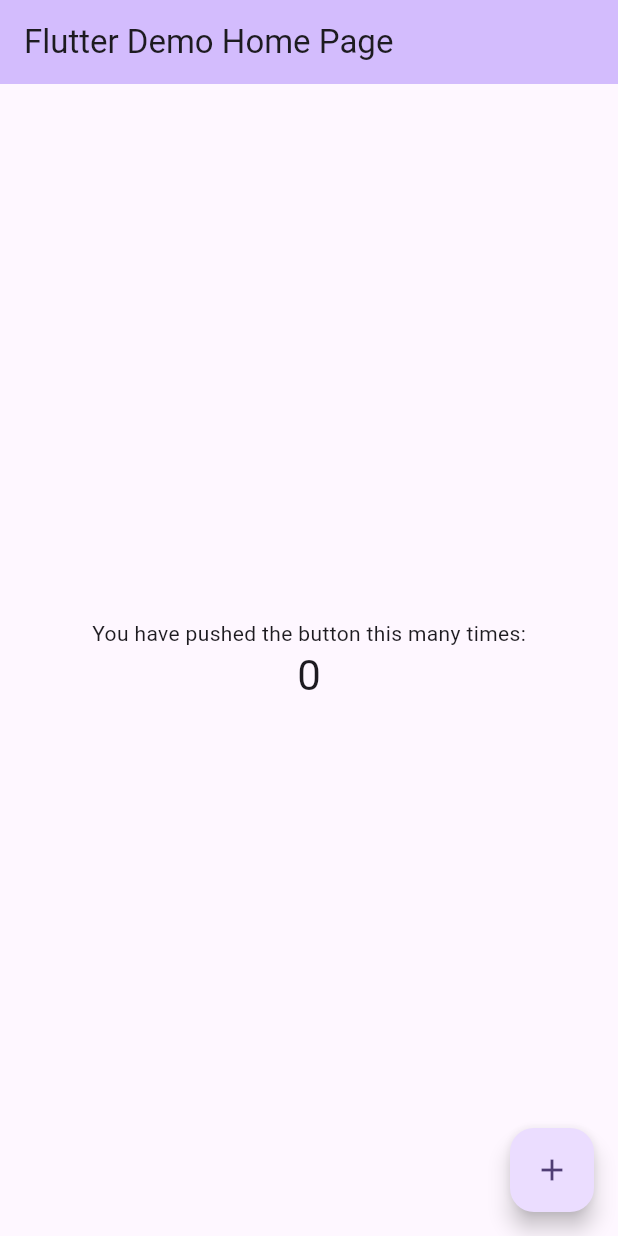
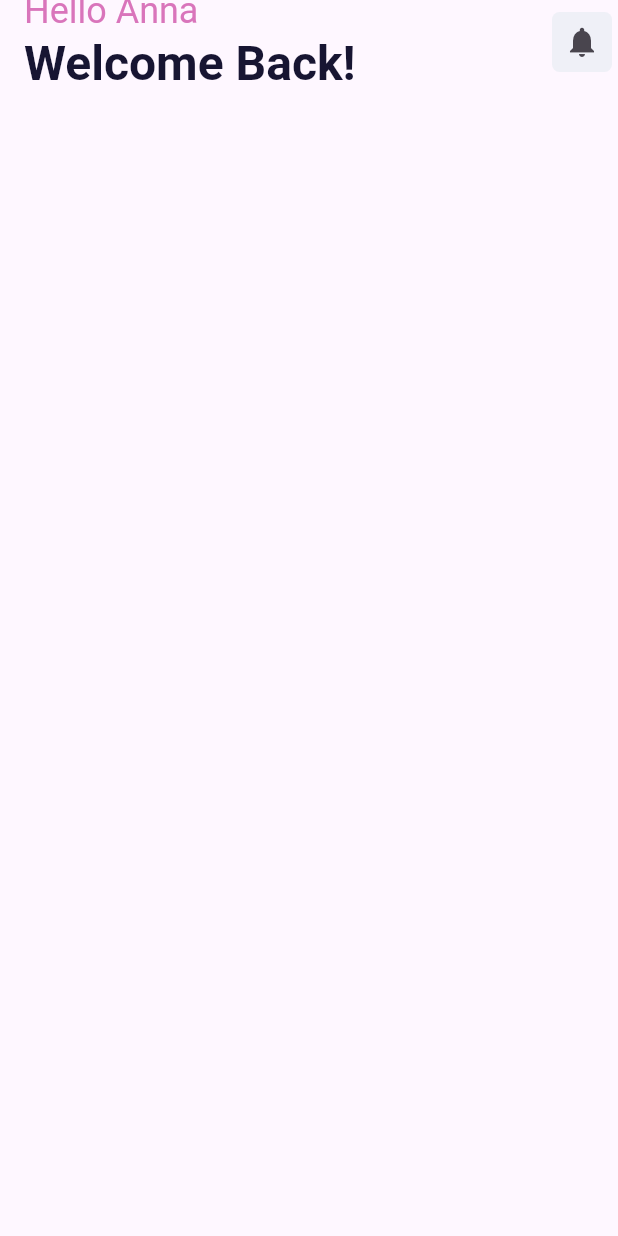
Before and after one commit to Adityaverma1998/crypto-wallet, a Flutter app: the screen it shows after launch, on a phone screen of 412 x 824 dp. Run offline on Flutter 3.47's test engine with Material 3 defaults, Android fonts, the phone set to English and light mode, and no system bars.

Commit message:
add: add app bar

```diff
--- a/lib/core/constants/colors.dart
+++ b/lib/core/constants/colors.dart
@@ -1,7 +1,7 @@
 import 'package:flutter/material.dart';
 
-class Colors {
-  Colors._();
+class AppColors {
+  AppColors._();
   static const pink = const Color(0xffD975BB);
   static const darkPurple = const Color(0xff261863);
   static const lightPurple = const Color(0xff55389B);
--- a/lib/main.dart
+++ b/lib/main.dart
@@ -1,3 +1,4 @@
+import 'package:crypto_wallet/views/screen/home.dart';
 import 'package:flutter/material.dart';
 
 void main() {
@@ -17,84 +18,7 @@ class MyApp extends StatelessWidget {
         colorScheme: ColorScheme.fromSeed(seedColor: Colors.deepPurple),
         useMaterial3: true,
       ),
-      home: const MyHomePage(title: 'Flutter Demo Home Page'),
+      home: const HomeScreen(),
     );
   }
 }
-
-class MyHomePage extends StatefulWidget {
-  const MyHomePage({super.key, required this.title});
-
-
-
-  final String title;
-
-  @override
-  State<MyHomePage> createState() => _MyHomePageState();
-}
-
-class _MyHomePageState extends State<MyHomePage> {
-  int _counter = 0;
-
-  void _incrementCounter() {
-    setState(() {
-
-      _counter++;
-    });
-  }
-
-  @override
-  Widget build(BuildContext context) {
-    // This method is rerun every time setState is called, for instance as done
-    // by the _incrementCounter method above.
-    //
-    // The Flutter framework has been optimized to make rerunning build methods
-    // fast, so that you can just rebuild anything that needs updating rather
-    // than having to individually change instances of widgets.
-    return Scaffold(
-      appBar: AppBar(
-        // TRY THIS: Try changing the color here to a specific color (to
-        // Colors.amber, perhaps?) and trigger a hot reload to see the AppBar
-        // change color while the other colors stay the same.
-        backgroundColor: Theme.of(context).colorScheme.inversePrimary,
-        // Here we take the value from the MyHomePage object that was created by
-        // the App.build method, and use it to set our appbar title.
-        title: Text(widget.title),
-      ),
-      body: Center(
-        // Center is a layout widget. It takes a single child and positions it
-        // in the middle of the parent.
-        child: Column(
-          // Column is also a layout widget. It takes a list of children and
-          // arranges them vertically. By default, it sizes itself to fit its
-          // children horizontally, and tries to be as tall as its parent.
-          //
-          // Column has various properties to control how it sizes itself and
-          // how it positions its children. Here we use mainAxisAlignment to
-          // center the children vertically; the main axis here is the vertical
-          // axis because Columns are vertical (the cross axis would be
-          // horizontal).
-          //
-          // TRY THIS: Invoke "debug painting" (choose the "Toggle Debug Paint"
-          // action in the IDE, or press "p" in the console), to see the
-          // wireframe for each widget.
-          mainAxisAlignment: MainAxisAlignment.center,
-          children: <Widget>[
-            const Text(
-              'You have pushed the button this many times:',
-            ),
-            Text(
-              '$_counter',
-              style: Theme.of(context).textTheme.headlineMedium,
-            ),
-          ],
-        ),
-      ),
-      floatingActionButton: FloatingActionButton(
-        onPressed: _incrementCounter,
-        tooltip: 'Increment',
-        child: const Icon(Icons.add),
-      ), // This trailing comma makes auto-formatting nicer for build methods.
-    );
-  }
-}
--- a/lib/presentation/screen/home/view/home_screen.dart
+++ /dev/null
@@ -1,14 +0,0 @@
-import 'package:flutter/material.dart';
-
-class HomeScreen extends StatefulWidget{
-
-  @override
-   _HomeScreenState createState ()=> _HomeScreenState();
-}
-class _HomeScreenState extends State<HomeScreen>{
-  @override
-  Widget build(BuildContext context) {
-   return Container(child: Text("hello"),);
-  }
-
-}
--- /dev/null
+++ b/lib/views/screen/home.dart
@@ -0,0 +1,23 @@
+import 'package:crypto_wallet/views/widgets/primary_layout.dart';
+import 'package:flutter/material.dart';
+
+class HomeScreen extends StatelessWidget{
+  const HomeScreen({super.key});
+
+  @override
+  Widget build(BuildContext context) {
+    return PrimaryLayout(
+      child: _buildBody(context),
+    );
+  }
+
+  Widget _buildBody(BuildContext context){
+    return Column(
+      children: <Widget>[
+
+      ],
+    );
+
+  }
+
+}
--- /dev/null
+++ b/lib/views/widgets/hero_section.dart
@@ -0,0 +1,16 @@
+import 'package:flutter/material.dart';
+
+class HeroSection extends StatefulWidget{
+
+@override
+ _HeroSectionState createState() => _HeroSectionState();
+}
+
+class _HeroSectionState extends State<HeroSection>{
+  @override
+  Widget build(BuildContext context) {
+    // TODO: implement build
+    throw UnimplementedError();
+  }
+
+}
--- /dev/null
+++ b/lib/views/widgets/primary_layout.dart
@@ -0,0 +1,50 @@
+import 'package:crypto_wallet/core/constants/colors.dart';
+import 'package:flutter/material.dart';
+
+class PrimaryLayout extends StatelessWidget {
+  final Widget child;
+
+  const PrimaryLayout({super.key, required this.child});
+
+  @override
+  Widget build(BuildContext context) {
+    return Scaffold(
+      appBar: AppBar(
+        centerTitle: false,
+        title: const Column(
+          crossAxisAlignment: CrossAxisAlignment.start,
+          children: <Widget>[
+            Text(
+              "Hello Anna",
+              style: TextStyle(
+                  fontSize: 24,
+                  color: AppColors.pink,
+                  fontWeight: FontWeight.w400),
+            ),
+            Text(
+              "Welcome Back!",
+              style: TextStyle(
+                  fontSize: 32,
+                  color: AppColors.black,
+                  fontWeight: FontWeight.bold),
+            ),
+          ],
+        ),
+        actions: [
+          IconButton(
+            onPressed: () {},
+            icon: Icon(Icons.notifications),
+            style: ButtonStyle(
+              backgroundColor: WidgetStateProperty.all(AppColors.lightGrey),
+              shape: WidgetStateProperty.all(
+                RoundedRectangleBorder(
+                  borderRadius: BorderRadius.circular(5),
+                ),
+              ),
+            ),
+          )
+        ],
+      ),
+    );
+  }
+}
```
